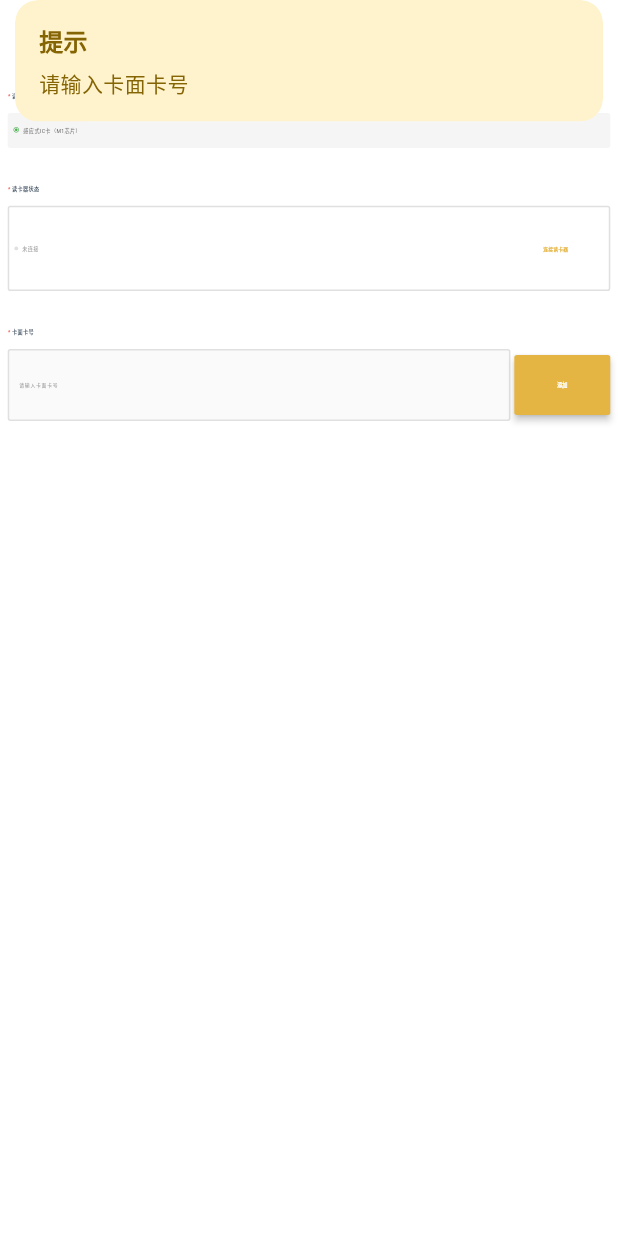
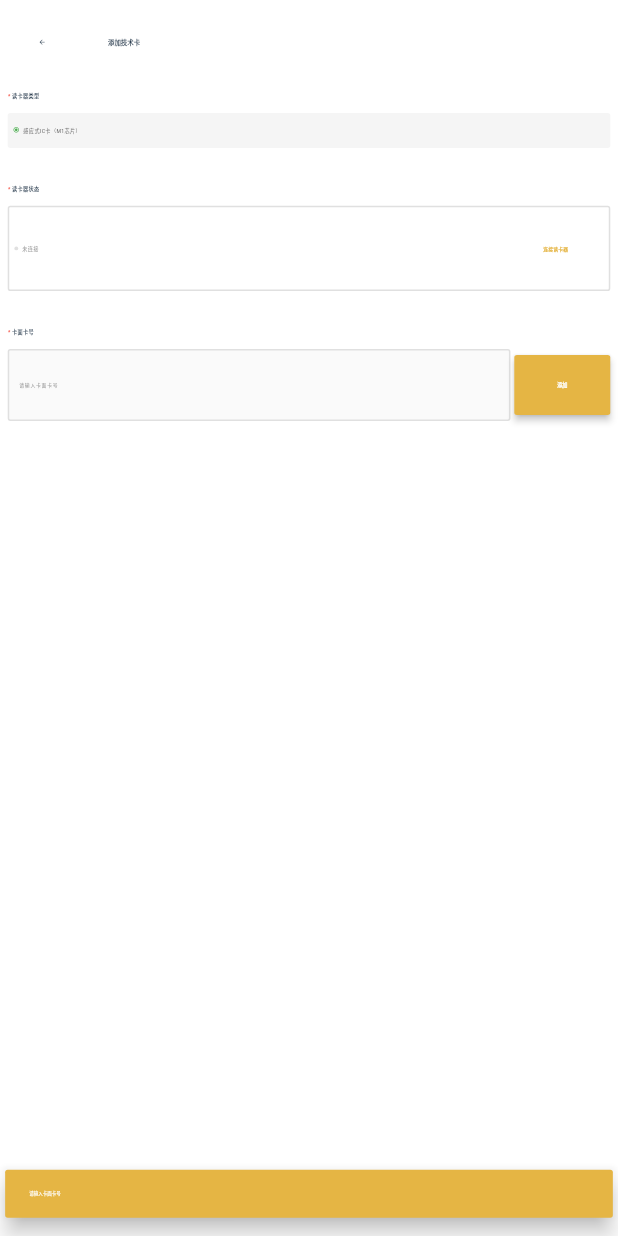
Before and after one commit to jiang-jian/crc1107, a Flutter app: the AddTechnicalCardView screen opened directly, after a tap on "添加", on a phone screen of 412 x 824 dp. Run offline on Flutter 3.47's test engine with Material 3 defaults, Android fonts, the phone set to English and light mode, and no system bars; our stand-ins replace connectivity_plus, dio, flutter_screenutil, flutter_svg, get, go_router and 2 more; missing offline and left inert: android_intent_plus, nfc_manager, sunmi_flutter_plugin_printer, window_manager; accounts and stored records are empty.

```diff
--- a/lib/modules/settings/views/add_technical_card_view.dart
+++ b/lib/modules/settings/views/add_technical_card_view.dart
@@ -20,6 +20,7 @@ class _AddTechnicalCardViewState extends State<AddTechnicalCardView> {
   String? _lastCardUid; // 记录上次填充的卡号，避免重复填充
   bool _isDialogShowing = false; // 记录弹窗是否正在显示
   bool _hasProcessedSuccess = false; // 记录是否已处理成功状态，避免重复处理
+  bool _isManualReading = false; // 标记是否为手动读卡（区分自动轮询和手动读卡）
 
   @override
   void initState() {
@@ -34,21 +35,9 @@ class _AddTechnicalCardViewState extends State<AddTechnicalCardView> {
       _service.init();
     }
 
-    // 监听读卡状态变化，自动显示/隐藏读卡中弹窗
-    ever(_service.isReading, (isReading) {
-      if (mounted) {
-        if (isReading && !_isDialogShowing) {
-          // 开始读卡，显示读卡中弹窗
-          _isDialogShowing = true;
-          _hasProcessedSuccess = false; // 重置成功处理标志
-          showCardReadingDialog(context);
-        } else if (!isReading && _isDialogShowing) {
-          // 停止读卡，隐藏读卡中弹窗
-          _isDialogShowing = false;
-          Navigator.of(context).pop();
-        }
-      }
-    });
+    // 🔧 已移除自动读卡弹窗逻辑
+    // 自动读卡（后台轮询）不应该显示弹窗，只在UI上显示实时状态
+    // 弹窗只在手动触发读卡时显示（如果将来需要手动读卡功能）
 
     // 监听卡片数据变化，处理读卡成功
     ever(_service.cardData, (cardData) {
@@ -61,27 +50,15 @@ class _AddTechnicalCardViewState extends State<AddTechnicalCardView> {
 
         final cardUid = cardData['uid'];
         if (cardUid != null && cardUid != 'Unknown') {
-          // 确保先关闭读卡中弹窗
-          if (_isDialogShowing) {
-            _isDialogShowing = false;
-            Navigator.of(context).pop();
-          }
-
-          // 延迟一帧显示成功弹窗，确保读卡中弹窗已关闭
+          // 🔧 直接填充卡号，不显示成功弹窗（避免干扰用户操作）
+          // 自动读卡成功后，只需要填充输入框即可
           WidgetsBinding.instance.addPostFrameCallback((_) {
-            if (mounted) {
-              showCardReadingSuccessDialog(
-                context,
-                cardNumber: cardUid,
-                displayDuration: const Duration(seconds: 2),
-              );
-
-              // 成功弹窗显示期间，填充卡号
-              Future.delayed(const Duration(milliseconds: 100), () {
-                if (mounted && _cardNumberController.text != cardUid) {
-                  _cardNumberController.text = cardUid;
-                  _lastCardUid = cardUid;
-                }
+            if (mounted && _cardNumberController.text != cardUid) {
+              _cardNumberController.text = cardUid;
+              _lastCardUid = cardUid;
+              // 重置成功标志，允许下次读卡
+              Future.delayed(const Duration(seconds: 1), () {
+                _hasProcessedSuccess = false;
               });
             }
           });
@@ -89,33 +66,16 @@ class _AddTechnicalCardViewState extends State<AddTechnicalCardView> {
       }
     });
 
-    // 监听错误状态，显示失败弹窗
+    // 监听错误状态（自动读卡的错误会在页面内显示，不需要弹窗）
     ever(_service.lastError, (error) {
       if (mounted && error != null) {
-        // 确保先关闭读卡中弹窗
-        if (_isDialogShowing) {
-          _isDialogShowing = false;
-          Navigator.of(context).pop();
-        }
-
-        // 延迟一帧显示失败弹窗，确保读卡中弹窗已关闭
-        WidgetsBinding.instance.addPostFrameCallback((_) {
+        // 🔧 错误信息会在页面内的实时状态区域显示
+        // 不需要弹窗，避免干扰用户操作
+        // 自动重置错误状态，允许继续读卡
+        Future.delayed(const Duration(seconds: 3), () {
           if (mounted) {
-            showCardReadingFailureDialog(
-              context,
-              errorMessage: error,
-              onRetry: () {
-                // 清除错误状态，准备重试
-                _service.lastError.value = null;
-                _service.clearCardData();
-                _hasProcessedSuccess = false; // 重置成功处理标志
-              },
-              onCancel: () {
-                // 清除错误状态
-                _service.lastError.value = null;
-                _hasProcessedSuccess = false; // 重置成功处理标志
-              },
-            );
+            _service.lastError.value = null;
+            _hasProcessedSuccess = false;
           }
         });
       }
@@ -420,8 +380,40 @@ class _AddTechnicalCardViewState extends State<AddTechnicalCardView> {
           final selectedDevice = _service.selectedReader.value;
           final cardData = _service.cardData.value;
           final isReading = _service.isReading.value;
+          final lastError = _service.lastError.value;
 
           if (selectedDevice != null) {
+            // 优先显示错误状态
+            if (lastError != null) {
+              return Container(
+                margin: EdgeInsets.only(top: 12.h),
+                padding: EdgeInsets.all(12.w),
+                decoration: BoxDecoration(
+                  color: const Color(0xFFFFEBEE),
+                  borderRadius: BorderRadius.circular(8.r),
+                ),
+                child: Row(
+                  children: [
+                    Icon(
+                      Icons.error_outline,
+                      size: 18.sp,
+                      color: const Color(0xFFC62828),
+                    ),
+                    SizedBox(width: 8.w),
+                    Expanded(
+                      child: Text(
+                        '读卡失败：$lastError',
+                        style: TextStyle(
+                          fontSize: 13.sp,
+                          color: const Color(0xFFC62828),
+                        ),
+                      ),
+                    ),
+                  ],
+                ),
+              );
+            }
+
             // 显示读卡状态
             if (cardData != null && cardData['isValid'] == true) {
               // 成功读取卡片
@@ -526,21 +518,22 @@ class _AddTechnicalCardViewState extends State<AddTechnicalCardView> {
   void _handleAddCard() {
     final cardNumber = _cardNumberController.text.trim();
     if (cardNumber.isEmpty) {
-      Get.snackbar(
-        '提示',
-        '请输入卡面卡号',
-        snackPosition: SnackPosition.TOP,
-        backgroundColor: const Color(0xFFFFF3CD),
-        colorText: const Color(0xFF856404),
+      ScaffoldMessenger.of(context).showSnackBar(
+        const SnackBar(
+          content: Text('请输入卡面卡号'),
+          backgroundColor: Color(0xFFE5B544),
+          behavior: SnackBarBehavior.floating,
+        ),
       );
       return;
     }
 
     // TODO: 调用后端接口保存技术卡
-    Get.snackbar(
-      '提示',
-      '保存功能开发中，卡号: $cardNumber',
-      snackPosition: SnackPosition.TOP,
+    ScaffoldMessenger.of(context).showSnackBar(
+      SnackBar(
+        content: Text('保存功能开发中，卡号: $cardNumber'),
+        behavior: SnackBarBehavior.floating,
+      ),
     );
   }
 
```
